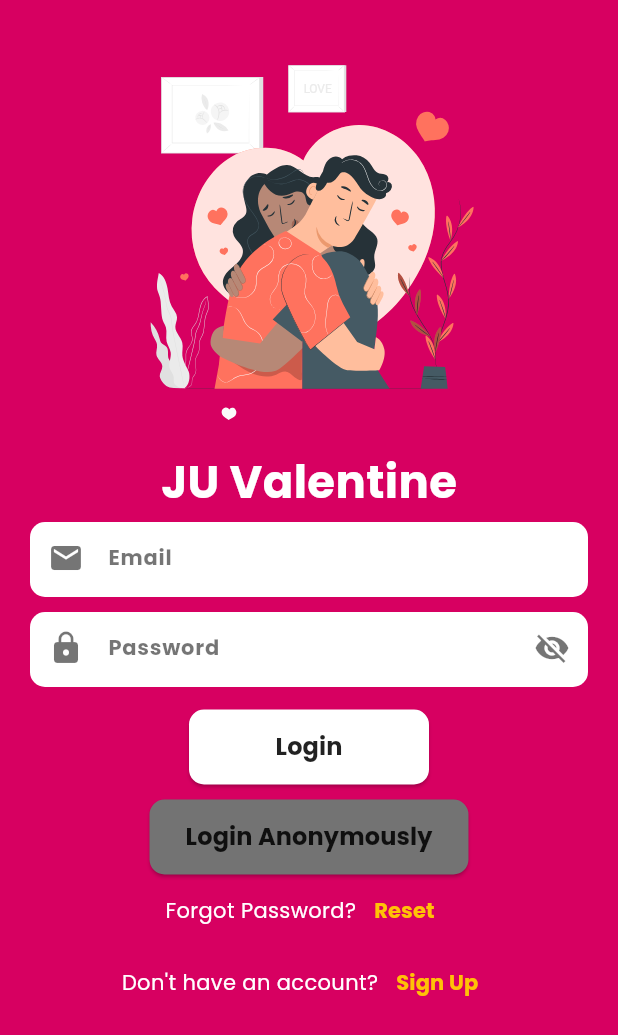
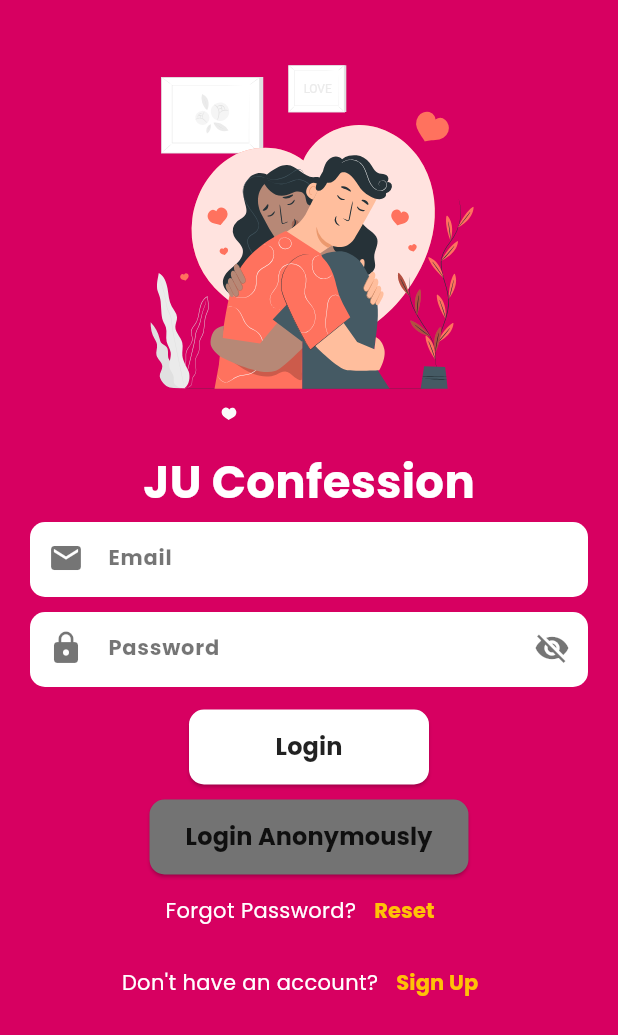
Before and after one commit to Ayushpanditmoto/juconfession, a Flutter app: the screen it shows after launch, on a phone screen of 412 x 824 dp. Shown: the top 1035 px of the screen. Run offline on Flutter 3.47's test engine with Material 2 defaults, Android fonts, the phone set to English and light mode, and no system bars; drawn by our look-alikes of upgrader; our stand-ins replace auto_size_text, cached_network_image, cloud_firestore, connectivity_plus, firebase_auth, firebase_core and 13 more; missing offline and left inert: cloudinary, flutter_webrtc, peerdart; accounts and stored records are empty.

Commit message:
fix name changes:tada:

```diff
--- a/lib/Screens/login_page.dart
+++ b/lib/Screens/login_page.dart
@@ -7,6 +7,7 @@ import 'package:juconfession/main.dart';
 import 'package:juconfession/services/auth.firebase.dart';
 import 'package:juconfession/utils/route.dart';
 import '../components/custom_text_field.dart';
+import '../constant.dart';
 
 class Login extends StatefulWidget {
   const Login({super.key});
@@ -56,9 +57,9 @@ class _LoginState extends State<Login> {
                   height: 250,
                 ),
                 const SizedBox(height: 20),
-                const Text(
-                  'JU Valentine',
-                  style: TextStyle(
+                Text(
+                  appName,
+                  style: const TextStyle(
                       fontSize: 30,
                       fontWeight: FontWeight.bold,
                       color: Colors.white),
--- a/lib/constant.dart
+++ b/lib/constant.dart
@@ -1 +1 @@
-String appName = 'JU Confessions';
+String appName = 'JU Confession';
```
Also changed, not shown: 1 other file.
